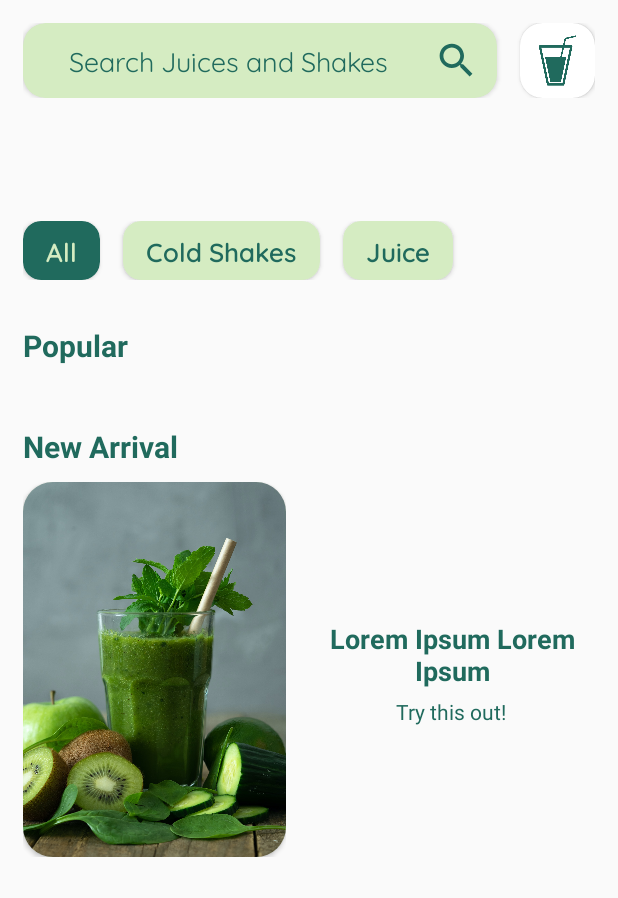
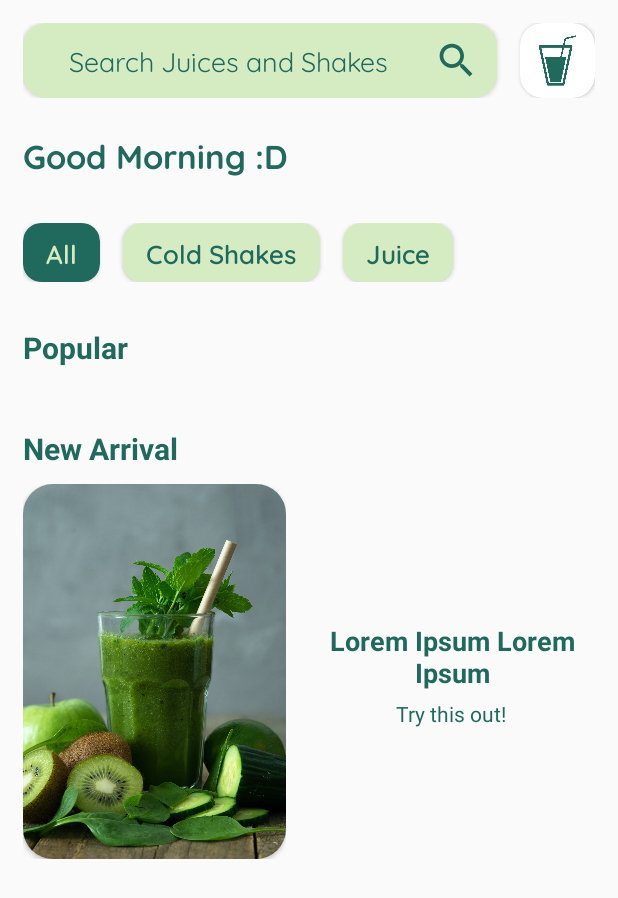
Before and after one commit to manishpandeyvp/lemon-squeeze, an Android app: the screen it shows after launch (MainActivity), on a phone screen of 412 x 824 dp. Shown: the top 898 px of the screen. Run offline under Robolectric (Android 15) with nearby library versions, the light colour scheme and no system bars; our stand-ins replace Firebase (no records; nobody signed in at launch, a user with empty details on screens opened directly).

Commit message:
Thirteenth Commit

```diff
--- a/app/src/main/java/com/example/lassi/activities/MainActivity.kt
+++ b/app/src/main/java/com/example/lassi/activities/MainActivity.kt
@@ -3,10 +3,17 @@ package com.example.lassi.activities
 import android.graphics.Typeface
 import androidx.appcompat.app.AppCompatActivity
 import android.os.Bundle
+import android.util.Log
 import android.view.WindowManager
+import androidx.recyclerview.widget.LinearLayoutManager
 import com.example.lassi.R
+import com.example.lassi.adapters.JuiceAndShakeListAdapter
 import com.example.lassi.firebase.FireStoreClass
+import com.example.lassi.models.Juice
 import kotlinx.android.synthetic.main.activity_main.*
+import java.text.SimpleDateFormat
+import java.util.*
+import kotlin.collections.ArrayList
 
 class MainActivity : AppCompatActivity() {
 
@@ -28,8 +35,34 @@ class MainActivity : AppCompatActivity() {
         tv_juices.typeface = typeFaceSemiBold
         tv_wishes.typeface = typeFaceBold
 
+        displayWishes()
+        getJuiceAndShakesList()
+
+    }
+
+    private fun getJuiceAndShakesList(){
         FireStoreClass().getJuiceAnfShakesList(this)
     }
 
+    fun updateJuiceAndShakesUI(juiceAndShakeList: ArrayList<Juice>){
+        if(juiceAndShakeList.size > 0){
+            rv_popular_item.layoutManager = LinearLayoutManager(this, LinearLayoutManager.HORIZONTAL, false)
+            val adapter = JuiceAndShakeListAdapter(this, juiceAndShakeList)
+            rv_popular_item.adapter = adapter
+        }
+    }
 
+    private fun displayWishes(){
+        val c = Calendar.getInstance().time
+        val sdf = SimpleDateFormat("HH", Locale.getDefault())
+        val curTime = sdf.format(c)
+        Log.i("Current Time", curTime)
+        if(curTime.toInt() < 12){
+            tv_wishes.text = "Good Morning :D"
+        }else if (curTime.toInt() in 12..15){
+            tv_wishes.text = "Good Afternoon :D"
+        }else{
+            tv_wishes.text ="Good Evening :D"
+        }
+    }
 }
--- a/app/src/main/java/com/example/lassi/firebase/FireStoreClass.kt
+++ b/app/src/main/java/com/example/lassi/firebase/FireStoreClass.kt
@@ -19,7 +19,7 @@ class FireStoreClass {
                 juiceAndShakesList.add(juiceAndShake)
             }
 
-            // Call populateJuiceAndShakesListUI fun here declared in Main Activity
+            activity.updateJuiceAndShakesUI(juiceAndShakesList)
         }.addOnFailureListener { e ->
             Log.e(activity.javaClass.simpleName, "Error while fetching your shakes!", e)
         }
--- a/app/src/main/res/layout/item_juice_card.xml
+++ b/app/src/main/res/layout/item_juice_card.xml
@@ -4,6 +4,7 @@
     android:layout_height="wrap_content"
     android:orientation="vertical"
     android:gravity="center_horizontal"
+    android:layout_marginEnd="15dp"
     xmlns:app="http://schemas.android.com/apk/res-auto"
     xmlns:tools="http://schemas.android.com/tools">
 
```
